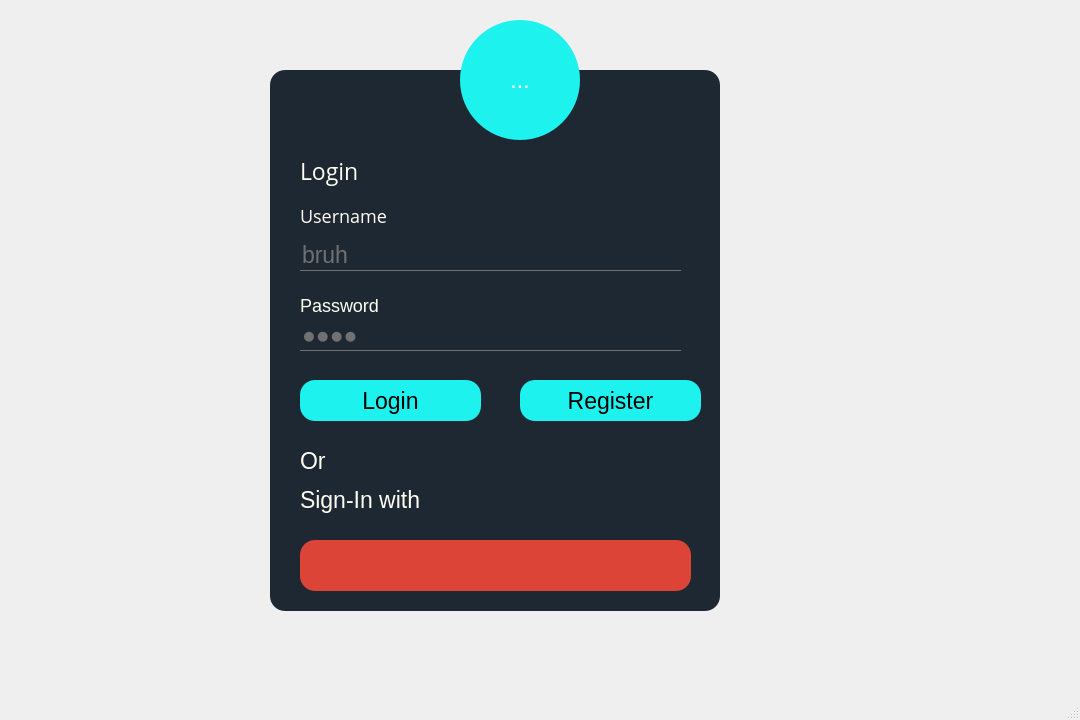
This is UI/Start.ui in mranonymod/PyProject as Qt 5 draws it before an edit. The edited form follows.
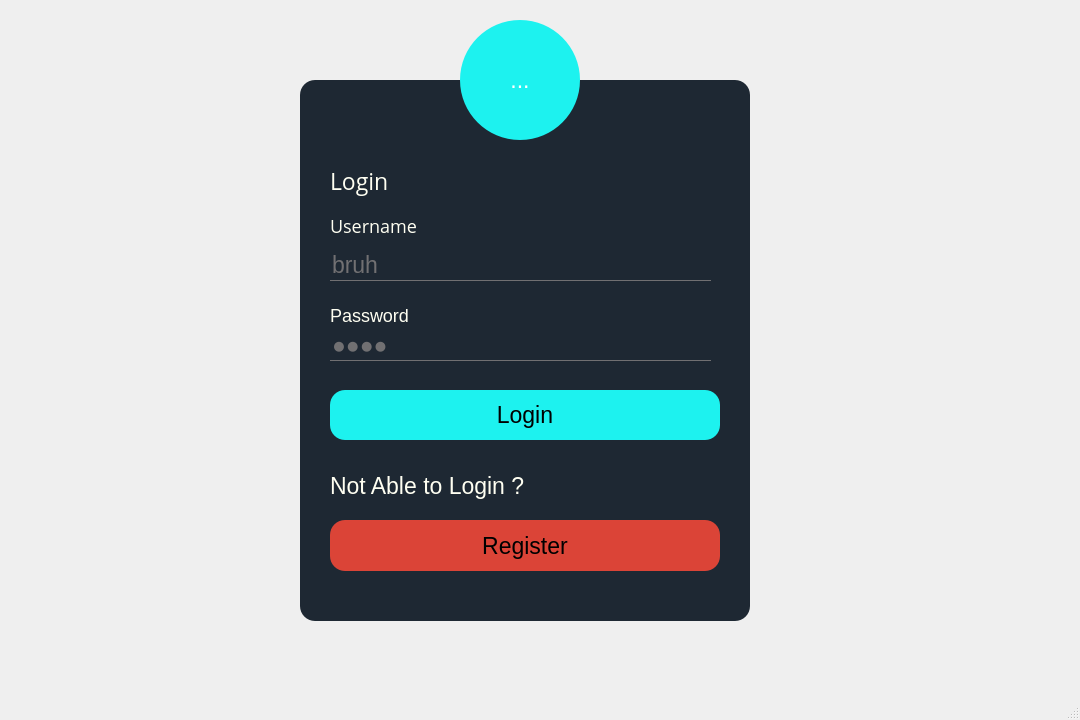
This is the edited form. Icons and pictures are not drawn.

Commit message: Removed: GPlus button

```diff
--- a/UI/Start.ui
+++ b/UI/Start.ui
@@ -35,7 +35,7 @@
 background:#fffff2;
 }
 #RegisterButton{
-background:#1df2ef;
+background:#DB4437;
 border-radius:15px;
 }
 #RegisterButton:hover{
@@ -144,8 +144,8 @@
    <widget class="QFrame" name="frame">
     <property name="geometry">
      <rect>
-      <x>270</x>
-      <y>70</y>
+      <x>300</x>
+      <y>80</y>
       <width>450</width>
       <height>541</height>
      </rect>
@@ -183,8 +183,8 @@
       <rect>
        <x>30</x>
        <y>310</y>
-       <width>181</width>
-       <height>41</height>
+       <width>390</width>
+       <height>50</height>
       </rect>
      </property>
      <property name="text">
@@ -197,10 +197,10 @@
      </property>
      <property name="geometry">
       <rect>
-       <x>250</x>
-       <y>310</y>
-       <width>181</width>
-       <height>41</height>
+       <x>30</x>
+       <y>440</y>
+       <width>390</width>
+       <height>51</height>
       </rect>
      </property>
      <property name="whatsThis">
@@ -210,56 +210,17 @@
       <string>Register</string>
      </property>
     </widget>
-    <widget class="QPushButton" name="GPButton">
-     <property name="geometry">
-      <rect>
-       <x>30</x>
-       <y>470</y>
-       <width>391</width>
-       <height>51</height>
-      </rect>
-     </property>
-     <property name="styleSheet">
-      <string notr="true"/>
-     </property>
-     <property name="text">
-      <string/>
-     </property>
-     <property name="icon">
-      <iconset>
-       <normaloff>images/google-plus.jpg</normaloff>images/google-plus.jpg</iconset>
-     </property>
-     <property name="iconSize">
-      <size>
-       <width>40</width>
-       <height>40</height>
-      </size>
-     </property>
-    </widget>
     <widget class="QLabel" name="label_2">
      <property name="geometry">
       <rect>
        <x>30</x>
-       <y>380</y>
-       <width>111</width>
-       <height>21</height>
+       <y>390</y>
+       <width>201</width>
+       <height>31</height>
       </rect>
      </property>
      <property name="text">
-      <string>Or</string>
-     </property>
-    </widget>
-    <widget class="QLabel" name="label_3">
-     <property name="geometry">
-      <rect>
-       <x>30</x>
-       <y>410</y>
-       <width>161</width>
-       <height>40</height>
-      </rect>
-     </property>
-     <property name="text">
-      <string>Sign-In with</string>
+      <string>Not Able to Login ?</string>
      </property>
     </widget>
     <widget class="QLineEdit" name="UsernameText">
```
